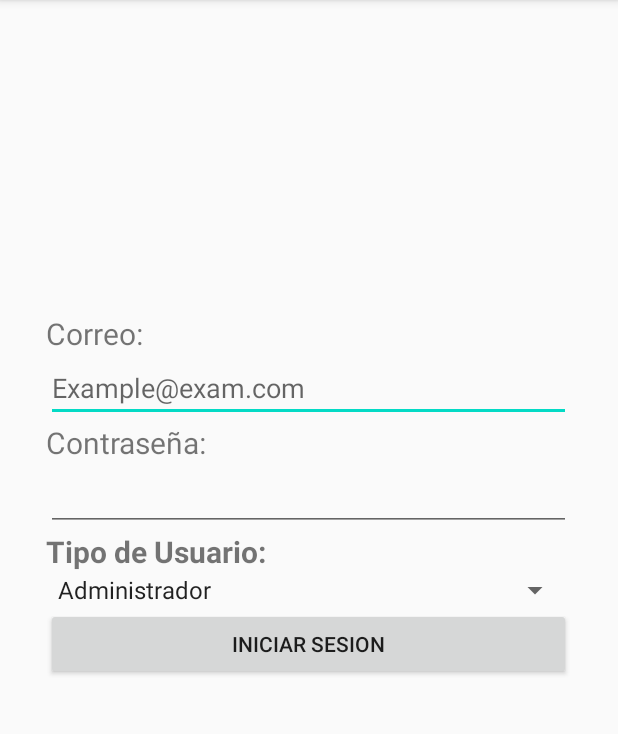
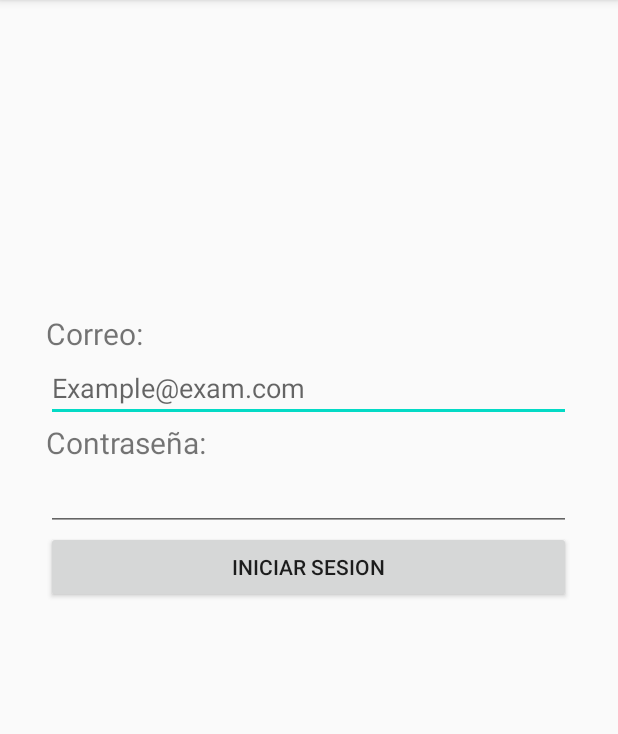
Before and after one commit to CATJ-22/Lab_7Cuevas_Terrones, an Android app: the screen it shows after launch (MainActivity), on a phone screen of 412 x 824 dp, the part 84-818 px from its top. Run offline under Robolectric (Android 15) with nearby library versions, the phone set to English and light mode, and no system bars; 3 statements that could not run were skipped.

Commit message:
Commit from GatoJ

```diff
--- a/app/src/main/res/layout/activity_main.xml
+++ b/app/src/main/res/layout/activity_main.xml
@@ -37,18 +37,6 @@
             android:maxEms="17"
             android:inputType="textPassword" />
 
-        <TextView
-            android:layout_width="match_parent"
-            android:layout_height="wrap_content"
-            android:text="Tipo de Usuario:"
-            android:textSize="20dp"
-            android:textStyle="bold"/>
-        <Spinner
-            android:id="@+id/spn_usuario"
-            android:layout_width="match_parent"
-            android:layout_height="wrap_content"
-            />
-
 
         <LinearLayout
             android:layout_width="match_parent"
```
